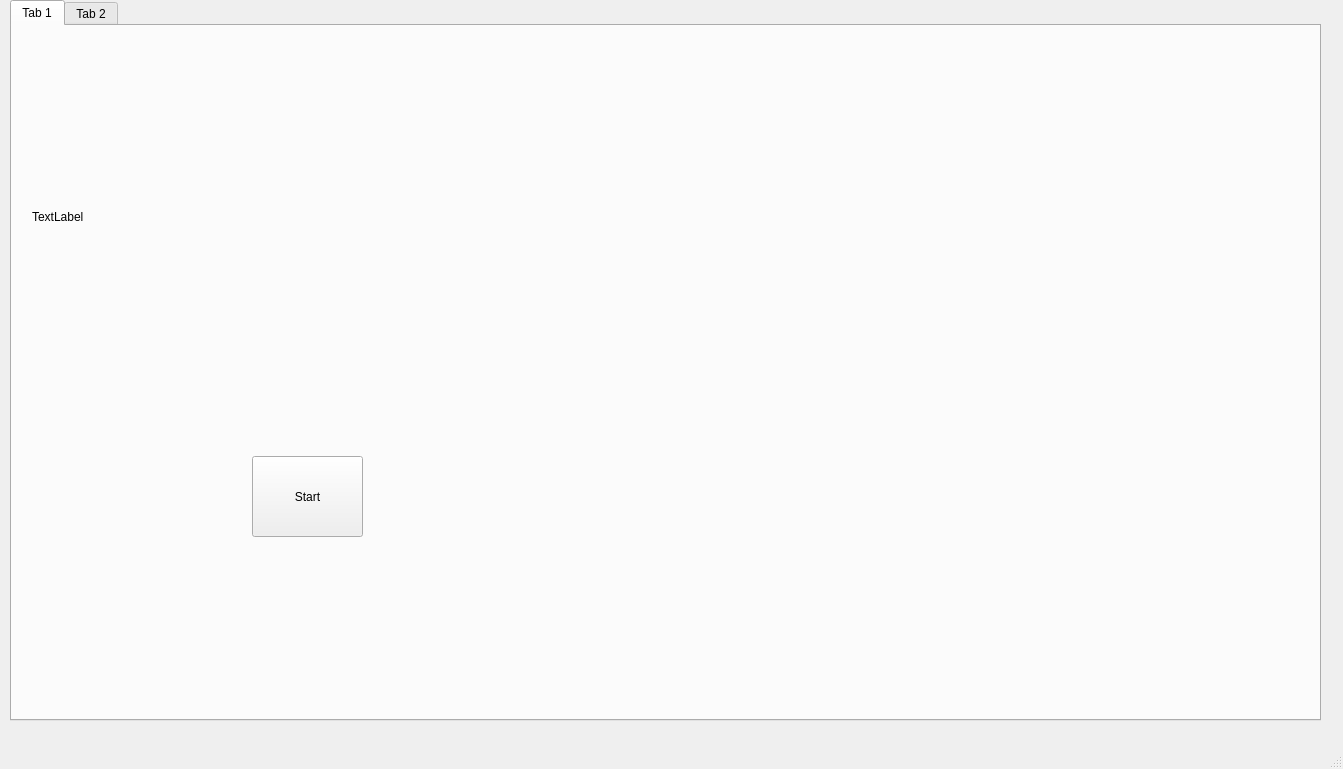
Qt form src/face_ui/face_ui.ui (tienluongngoc/face_recognition_QT5) before a commit.
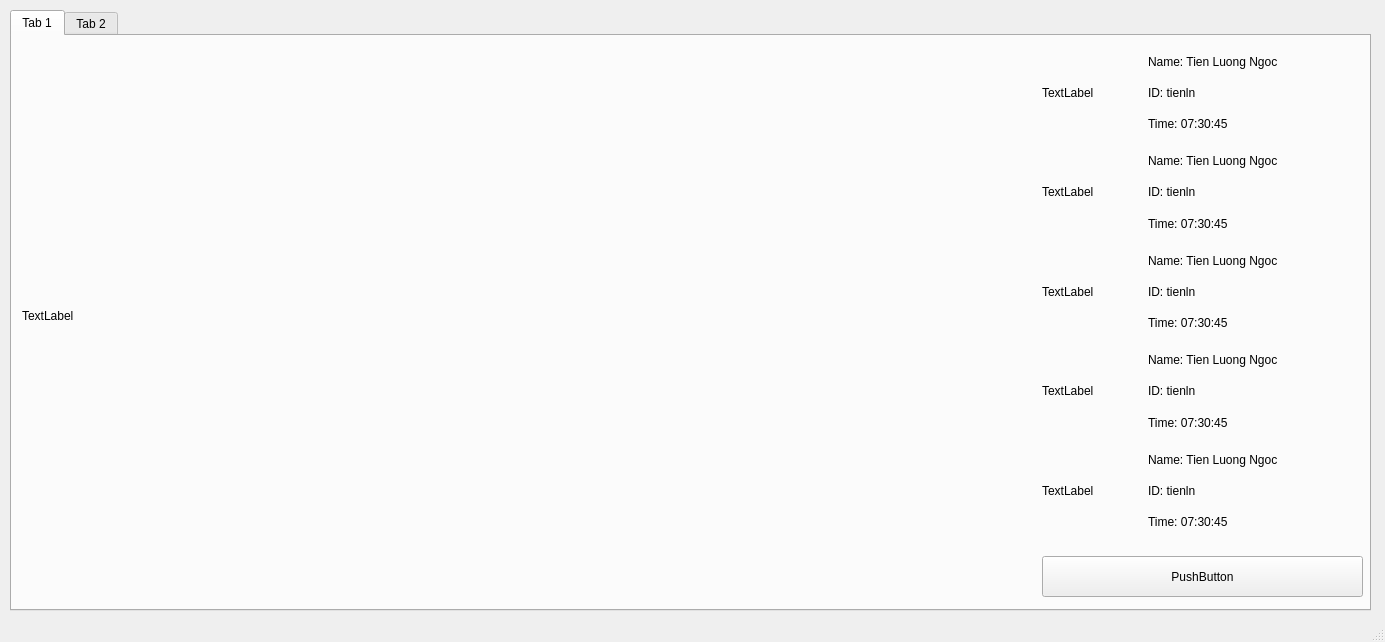
The same form after that commit. The open tabs and pages were chosen to show the change.

```diff
--- a/src/face_ui/face_ui.ui
+++ b/src/face_ui/face_ui.ui
@@ -6,13 +6,13 @@
    <rect>
     <x>0</x>
     <y>0</y>
-    <width>1343</width>
-    <height>769</height>
+    <width>1385</width>
+    <height>642</height>
    </rect>
   </property>
   <property name="maximumSize">
    <size>
-    <width>1980</width>
+    <width>1920</width>
     <height>1080</height>
    </size>
   </property>
@@ -24,9 +24,9 @@
     <property name="geometry">
      <rect>
       <x>10</x>
-      <y>0</y>
-      <width>1311</width>
-      <height>721</height>
+      <y>10</y>
+      <width>1361</width>
+      <height>601</height>
      </rect>
     </property>
     <layout class="QVBoxLayout" name="verticalLayout">
@@ -39,27 +39,279 @@
         <widget class="QLabel" name="label">
          <property name="geometry">
           <rect>
-           <x>20</x>
-           <y>10</y>
-           <width>641</width>
-           <height>361</height>
+           <x>10</x>
+           <y>0</y>
+           <width>1000</width>
+           <height>560</height>
           </rect>
          </property>
+         <property name="maximumSize">
+          <size>
+           <width>1280</width>
+           <height>720</height>
+          </size>
+         </property>
+         <property name="lineWidth">
+          <number>1</number>
+         </property>
          <property name="text">
           <string>TextLabel</string>
          </property>
+         <property name="margin">
+          <number>-1</number>
+         </property>
+        </widget>
+        <widget class="QWidget" name="verticalLayoutWidget_3">
+         <property name="geometry">
+          <rect>
+           <x>1030</x>
+           <y>10</y>
+           <width>321</width>
+           <height>491</height>
+          </rect>
+         </property>
+         <layout class="QVBoxLayout" name="verticalLayout_14">
+          <item>
+           <layout class="QHBoxLayout" name="horizontalLayout_15">
+            <item>
+             <widget class="QLabel" name="face_1">
+              <property name="maximumSize">
+               <size>
+                <width>100</width>
+                <height>100</height>
+               </size>
+              </property>
+              <property name="text">
+               <string>TextLabel</string>
+              </property>
+             </widget>
+            </item>
+            <item>
+             <layout class="QVBoxLayout" name="verticalLayout_15">
+              <property name="spacing">
+               <number>0</number>
+              </property>
+              <item>
+               <widget class="QLabel" name="name_1">
+                <property name="text">
+                 <string>Name: Tien Luong Ngoc</string>
+                </property>
+               </widget>
+              </item>
+              <item>
+               <widget class="QLabel" name="id_1">
+                <property name="text">
+                 <string>ID: tienln</string>
+                </property>
+               </widget>
+              </item>
+              <item>
+               <widget class="QLabel" name="time_1">
+                <property name="text">
+                 <string>Time: 07:30:45</string>
+                </property>
+               </widget>
+              </item>
+             </layout>
+            </item>
+           </layout>
+          </item>
+          <item>
+           <layout class="QHBoxLayout" name="horizontalLayout_16">
+            <item>
+             <widget class="QLabel" name="face_2">
+              <property name="maximumSize">
+               <size>
+                <width>100</width>
+                <height>100</height>
+               </size>
+              </property>
+              <property name="text">
+               <string>TextLabel</string>
+              </property>
+             </widget>
+            </item>
+            <item>
+             <layout class="QVBoxLayout" name="verticalLayout_18">
+              <property name="spacing">
+               <number>0</number>
+              </property>
+              <item>
+               <widget class="QLabel" name="name_2">
+                <property name="text">
+                 <string>Name: Tien Luong Ngoc</string>
+                </property>
+               </widget>
+              </item>
+              <item>
+               <widget class="QLabel" name="id_2">
+                <property name="text">
+                 <string>ID: tienln</string>
+                </property>
+               </widget>
+              </item>
+              <item>
+               <widget class="QLabel" name="time_2">
+                <property name="text">
+                 <string>Time: 07:30:45</string>
+                </property>
+               </widget>
+              </item>
+             </layout>
+            </item>
+           </layout>
+          </item>
+          <item>
+           <layout class="QHBoxLayout" name="horizontalLayout_17">
+            <item>
+             <widget class="QLabel" name="face_3">
+              <property name="maximumSize">
+               <size>
+                <width>100</width>
+                <height>100</height>
+               </size>
+              </property>
+              <property name="text">
+               <string>TextLabel</string>
+              </property>
+             </widget>
+            </item>
+            <item>
+             <layout class="QVBoxLayout" name="verticalLayout_20">
+              <property name="spacing">
+               <number>0</number>
+              </property>
+              <item>
+               <widget class="QLabel" name="name_3">
+                <property name="text">
+                 <string>Name: Tien Luong Ngoc</string>
+                </property>
+               </widget>
+              </item>
+              <item>
+               <widget class="QLabel" name="id_3">
+                <property name="text">
+                 <string>ID: tienln</string>
+                </property>
+               </widget>
+              </item>
+              <item>
+               <widget class="QLabel" name="time_3">
+                <property name="text">
+                 <string>Time: 07:30:45</string>
+                </property>
+               </widget>
+              </item>
+             </layout>
+            </item>
+           </layout>
+          </item>
+          <item>
+           <layout class="QHBoxLayout" name="horizontalLayout_18">
+            <property name="spacing">
+             <number>6</number>
+            </property>
+            <item>
+             <widget class="QLabel" name="face_4">
+              <property name="maximumSize">
+               <size>
+                <width>100</width>
+                <height>100</height>
+               </size>
+              </property>
+              <property name="text">
+               <string>TextLabel</string>
+              </property>
+             </widget>
+            </item>
+            <item>
+             <layout class="QVBoxLayout" name="verticalLayout_21">
+              <property name="spacing">
+               <number>0</number>
+              </property>
+              <item>
+               <widget class="QLabel" name="name_4">
+                <property name="text">
+                 <string>Name: Tien Luong Ngoc</string>
+                </property>
+               </widget>
+              </item>
+              <item>
+               <widget class="QLabel" name="id_4">
+                <property name="text">
+                 <string>ID: tienln</string>
+                </property>
+               </widget>
+              </item>
+              <item>
+               <widget class="QLabel" name="time_4">
+                <property name="text">
+                 <string>Time: 07:30:45</string>
+                </property>
+               </widget>
+              </item>
+             </layout>
+            </item>
+           </layout>
+          </item>
+          <item>
+           <layout class="QHBoxLayout" name="horizontalLayout_19">
+            <item>
+             <widget class="QLabel" name="face_5">
+              <property name="maximumSize">
+               <size>
+                <width>100</width>
+                <height>100</height>
+               </size>
+              </property>
+              <property name="text">
+               <string>TextLabel</string>
+              </property>
+             </widget>
+            </item>
+            <item>
+             <layout class="QVBoxLayout" name="verticalLayout_22">
+              <property name="spacing">
+               <number>0</number>
+              </property>
+              <item>
+               <widget class="QLabel" name="name_5">
+                <property name="text">
+                 <string>Name: Tien Luong Ngoc</string>
+                </property>
+               </widget>
+              </item>
+              <item>
+               <widget class="QLabel" name="id_5">
+                <property name="text">
+                 <string>ID: tienln</string>
+                </property>
+               </widget>
+              </item>
+              <item>
+               <widget class="QLabel" name="time_5">
+                <property name="text">
+                 <string>Time: 07:30:45</string>
+                </property>
+               </widget>
+              </item>
+             </layout>
+            </item>
+           </layout>
+          </item>
+         </layout>
         </widget>
         <widget class="QPushButton" name="pushButton">
          <property name="geometry">
           <rect>
-           <x>240</x>
-           <y>430</y>
-           <width>111</width>
-           <height>81</height>
+           <x>1030</x>
+           <y>520</y>
+           <width>321</width>
+           <height>41</height>
           </rect>
          </property>
          <property name="text">
-          <string>Start</string>
+          <string>PushButton</string>
          </property>
         </widget>
        </widget>
```
Left out of the diff: 266 changed lines with no effect on the pictures.
